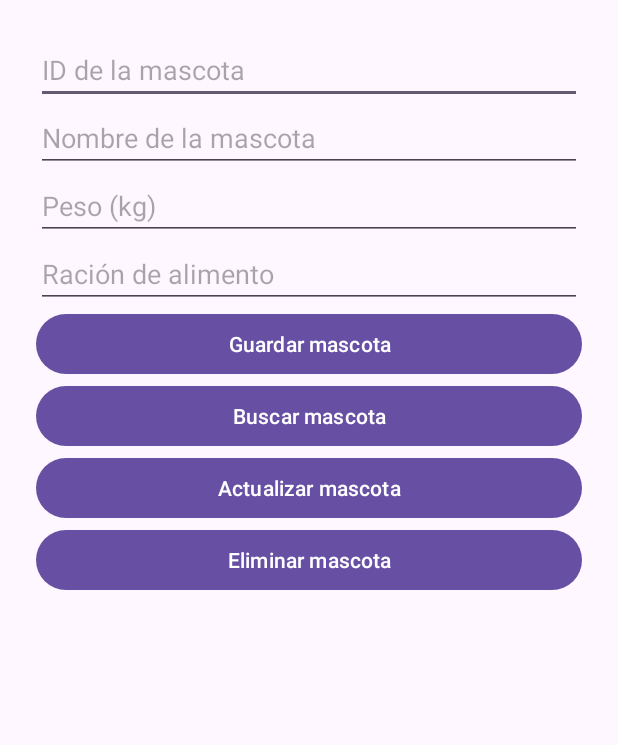
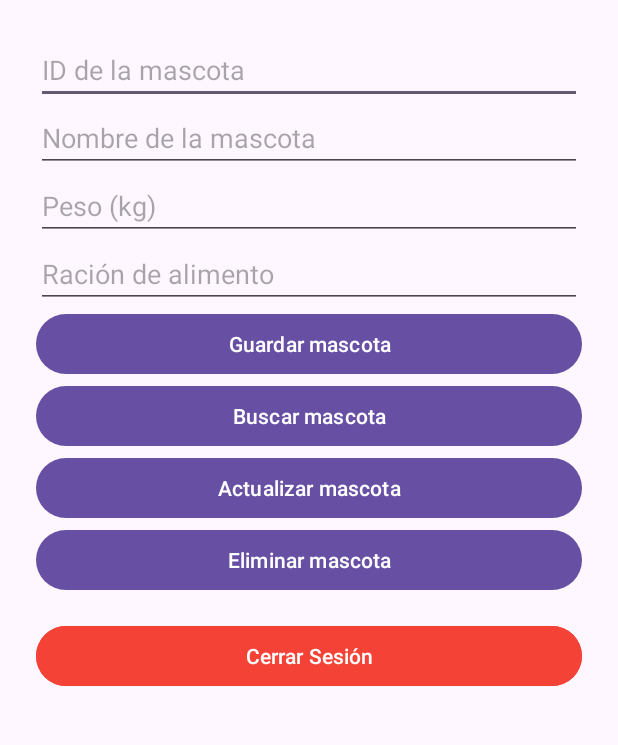
Before and after one commit to angheli12/DOGGYPETS, an Android app: the CrudMascotasActivity screen opened directly, with no data from a screen before it, on a phone screen of 412 x 824 dp, the part 80-825 px from its top. Run offline under Robolectric (Android 15) with nearby library versions, the phone set to English and light mode, and no system bars; our stand-ins replace Firebase (no records; nobody signed in at launch, a user with empty details on screens opened directly).

Commit message:
actualizacion 2

```diff
--- a/app/src/main/java/com/ANG/doggypets/CrudMascotasActivity.java
+++ b/app/src/main/java/com/ANG/doggypets/CrudMascotasActivity.java
@@ -1,5 +1,6 @@
 package com.ANG.doggypets;
 
+import android.content.Intent;
 import android.os.Bundle;
 import android.widget.Button;
 import android.widget.EditText;
@@ -7,6 +8,7 @@ import android.widget.Toast;
 
 import androidx.appcompat.app.AppCompatActivity;
 
+import com.google.firebase.auth.FirebaseAuth;
 import com.google.firebase.firestore.DocumentSnapshot;
 import com.google.firebase.firestore.FirebaseFirestore;
 
@@ -17,6 +19,7 @@ public class CrudMascotasActivity extends AppCompatActivity {
 
     private EditText edtId, edtNombre, edtPeso, edtRacion;
     private FirebaseFirestore db;
+    private FirebaseAuth mAuth;
 
     @Override
     protected void onCreate(Bundle savedInstanceState) {
@@ -24,6 +27,7 @@ public class CrudMascotasActivity extends AppCompatActivity {
         setContentView(R.layout.activity_crud_mascotas);
 
         db = FirebaseFirestore.getInstance();
+        mAuth = FirebaseAuth.getInstance();
 
         edtId = findViewById(R.id.edtIdMascota);
         edtNombre = findViewById(R.id.edtNombre);
@@ -34,11 +38,21 @@ public class CrudMascotasActivity extends AppCompatActivity {
         Button btnBuscar = findViewById(R.id.btnBuscar);
         Button btnActualizar = findViewById(R.id.btnActualizar);
         Button btnEliminar = findViewById(R.id.btnEliminar);
+        Button btnCerrarSesion = findViewById(R.id.btnCerrarSesion);
 
         btnGuardar.setOnClickListener(v -> guardar());
         btnBuscar.setOnClickListener(v -> buscar());
         btnActualizar.setOnClickListener(v -> actualizar());
         btnEliminar.setOnClickListener(v -> eliminar());
+        btnCerrarSesion.setOnClickListener(v -> cerrarSesion());
+    }
+
+    private void cerrarSesion() {
+        mAuth.signOut();
+        Intent intent = new Intent(CrudMascotasActivity.this, LoginActivity.class);
+        intent.setFlags(Intent.FLAG_ACTIVITY_NEW_TASK | Intent.FLAG_ACTIVITY_CLEAR_TASK);
+        startActivity(intent);
+        finish();
     }
 
     private void mensaje(String texto) {
--- a/app/src/main/res/layout/activity_crud_mascotas.xml
+++ b/app/src/main/res/layout/activity_crud_mascotas.xml
@@ -71,5 +71,14 @@
             android:layout_height="wrap_content"
             android:text="Eliminar mascota"/>
 
+        <Button
+            android:id="@+id/btnCerrarSesion"
+            android:layout_width="match_parent"
+            android:layout_height="wrap_content"
+            android:layout_marginTop="16dp"
+            android:text="Cerrar Sesión"
+            android:backgroundTint="#F44336"
+            android:textColor="@android:color/white"/>
+
     </LinearLayout>
 </ScrollView>
```
